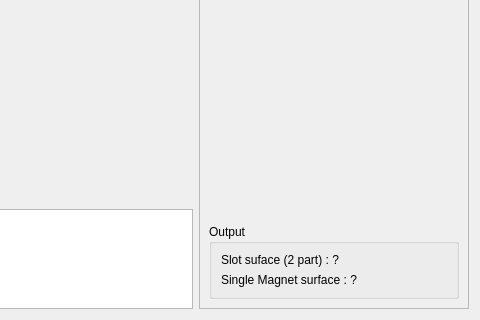
This is pyleecan/GUI/Dialog/DMachineSetup/SMHoleMag/PHoleM64/PHoleM64.ui in SebGue/pyleecan as Qt 5 draws it before an edit; both pictures show x 684 to 1164 and y 258 to 578 of the 1164 by 578 pixel window. The edited form follows.
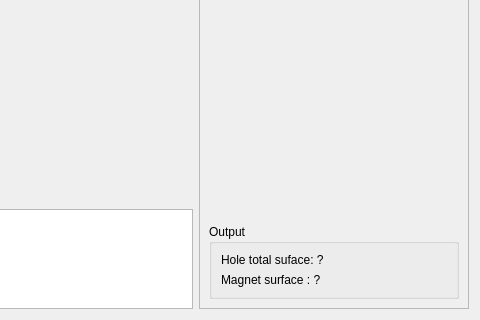
This is the edited form. Icons and pictures are not drawn. Custom widgets are drawn as their Qt base class.

Commit message: [NF] HoleM64

```diff
--- a/pyleecan/GUI/Dialog/DMachineSetup/SMHoleMag/PHoleM64/PHoleM64.ui
+++ b/pyleecan/GUI/Dialog/DMachineSetup/SMHoleMag/PHoleM64/PHoleM64.ui
@@ -269,14 +269,14 @@
           <item>
            <widget class="QLabel" name="out_slot_surface">
             <property name="text">
-             <string>Slot suface (2 part) : ?</string>
+             <string>Hole total suface: ?</string>
             </property>
            </widget>
           </item>
           <item>
            <widget class="QLabel" name="out_magnet_surface">
             <property name="text">
-             <string>Single Magnet surface : ?</string>
+             <string>Magnet surface : ?</string>
             </property>
            </widget>
           </item>
```
The commit also changes 7 other files.
